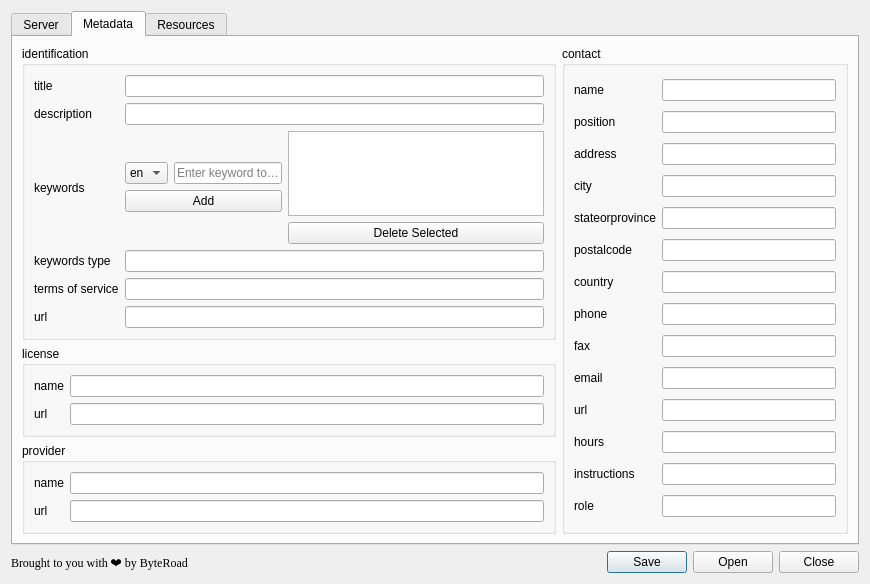
Above: pygeoapi_config_dialog_base.ui from KatKatKateryna/pygeoapi_config before the change. Below: the same form after it.
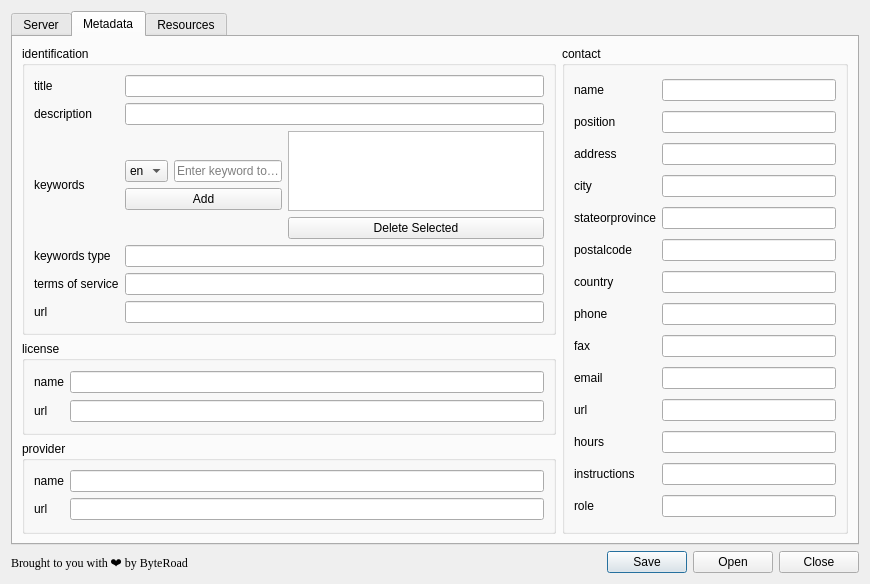
That is the form after the change. The open tabs and pages were chosen to show the change. Icons and pictures are not drawn.

Commit message: better size

```diff
--- a/pygeoapi_config_dialog_base.ui
+++ b/pygeoapi_config_dialog_base.ui
@@ -665,7 +665,15 @@
               <item>
                 <layout class="QVBoxLayout">
                   <item>
-                    <widget class="QListWidget" name="listWidgetMetadataIdKeywords"/>
+                    <widget class="QListWidget" name="listWidgetMetadataIdKeywords">
+                    
+                    <property name="maximumSize">
+                      <size>
+                      <width>1000</width>
+                      <height>80</height>
+                      </size>
+                    </property>
+                    </widget>
                   </item>
                   <item>
                     <widget class="QPushButton" name="deleteMetadataKeywordButton">
```
Left out of the diff: 2 changed lines with no effect on the pictures.
